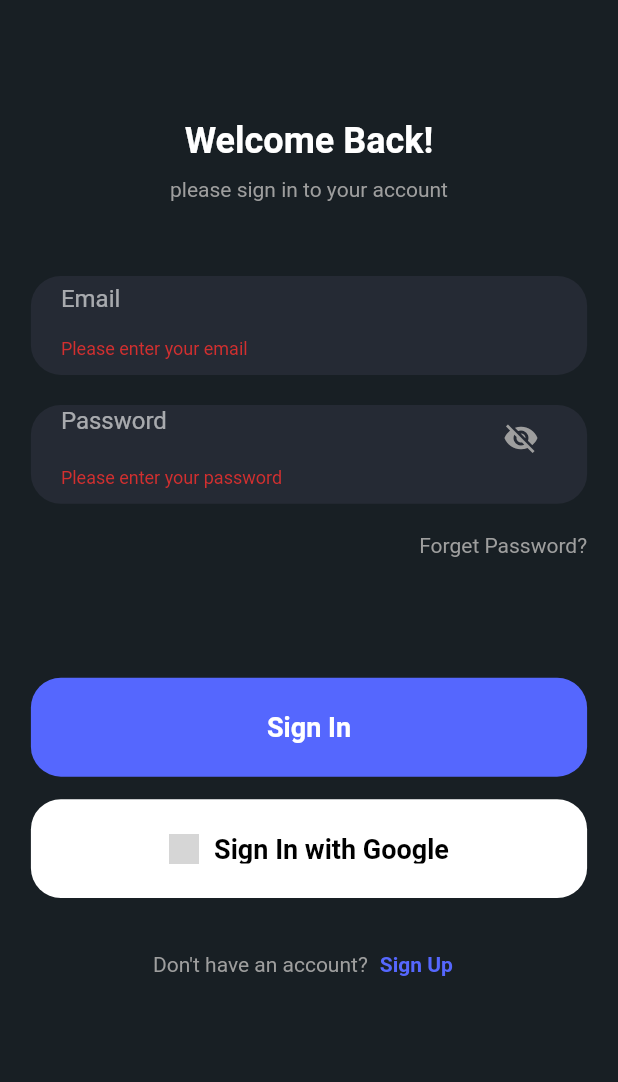
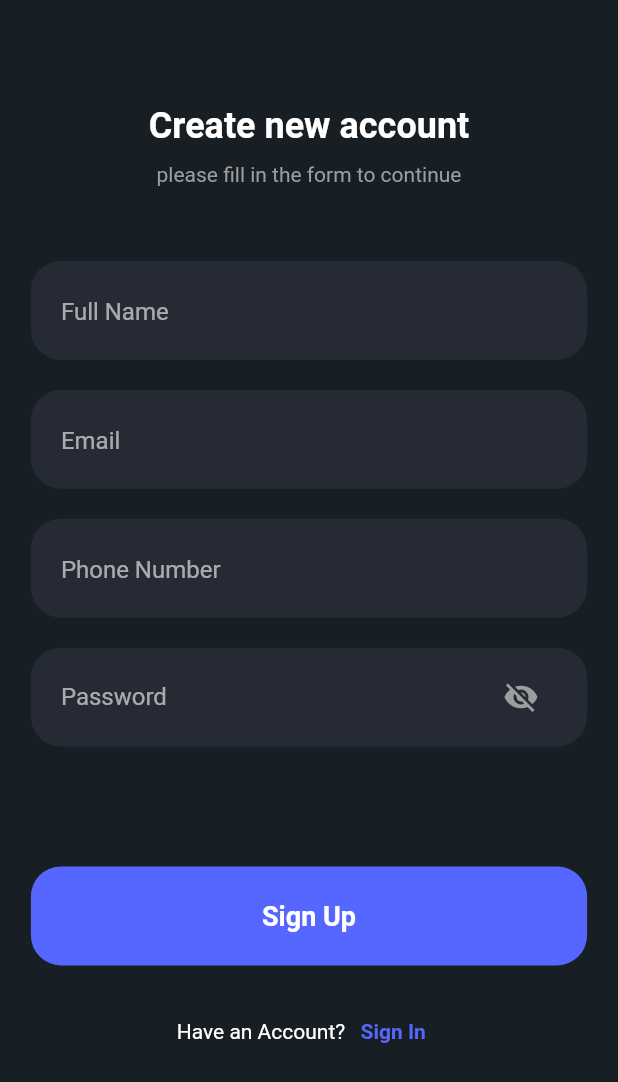
Before and after one commit to Ali-AlDhamen/taqyeemi, a Flutter app: the screen it shows after launch, after a tap on "Sign In", after a tap on "Sign Up", on a phone screen of 412 x 824 dp. Shown: the top 1082 px of the screen. Run offline on Flutter 3.47's test engine with Material 2 defaults, Android fonts, the phone set to English and light mode, and no system bars; network calls fail; grey boxes are pictures that could not be loaded.

Commit message:
sign up page

```diff
--- a/lib/main.dart
+++ b/lib/main.dart
@@ -1,5 +1,7 @@
 import 'package:flutter/material.dart';
+import 'package:taqyeemi/screens/sign_in_screen.dart';
 import 'package:taqyeemi/screens/sign_up_screen.dart';
+
 import 'package:taqyeemi/theme/pallete.dart';
 
 void main() {
@@ -15,7 +17,11 @@ class MyApp extends StatelessWidget {
       debugShowCheckedModeBanner: false,
       theme: Pallete.darkModeAppTheme,
       title: 'Taqyeemi',
-      home: const SignUpScreen(),
+      home: const SignInScreen(),
+      routes: {
+        SignUpScreen.routeName: (context) => const SignUpScreen(),
+        SignInScreen.routeName: (context) => const SignInScreen(),
+      },
     );
   }
 }
--- /dev/null
+++ b/lib/screens/sign_in_screen.dart
@@ -0,0 +1,239 @@
+import 'package:flutter/material.dart';
+import 'package:taqyeemi/screens/sign_up_screen.dart';
+
+import '../theme/pallete.dart';
+
+class SignInScreen extends StatefulWidget {
+  static const String routeName = "/sign_in_screen";
+  const SignInScreen({super.key});
+
+  @override
+  State<SignInScreen> createState() => _SignInScreenState();
+}
+
+class _SignInScreenState extends State<SignInScreen> {
+  final TextEditingController _emailController = TextEditingController();
+  final TextEditingController _passwordController = TextEditingController();
+
+  final formKey = GlobalKey<FormState>();
+
+  bool _passwordVisible = false;
+
+  @override
+  Widget build(BuildContext context) {
+    return Scaffold(
+        body: SafeArea(
+      child: SizedBox(
+        width: double.infinity,
+        child: Column(crossAxisAlignment: CrossAxisAlignment.center, children: [
+          const SizedBox(
+            height: 80,
+          ),
+          const Text(
+            "Welcome Back!",
+            style: TextStyle(
+              fontSize: 24,
+              fontWeight: FontWeight.bold,
+              color: Pallete.whiteColor,
+            ),
+          ),
+          const SizedBox(
+            height: 10,
+          ),
+          const Text(
+            "please sign in to your account",
+            style: TextStyle(
+              fontSize: 14,
+              color: Pallete.greyColor,
+            ),
+          ),
+          const SizedBox(
+            height: 50,
+          ),
+          Form(
+              key: formKey,
+              child: Column(
+                children: [
+                  Container(
+                    width: MediaQuery.of(context).size.width * 0.90,
+                    padding: const EdgeInsets.symmetric(
+                        horizontal: 20, vertical: 10),
+                    height: MediaQuery.of(context).size.height * 0.08,
+                    decoration: BoxDecoration(
+                      color: Pallete.grayColor,
+                      borderRadius: BorderRadius.circular(20),
+                    ),
+                    child: TextFormField(
+                      controller: _emailController,
+                      decoration: const InputDecoration(
+                        hintText: "Email",
+                        border: InputBorder.none,
+                      ),
+                      validator: (value) {
+                        if (value == null || value.isEmpty) {
+                          return "Please enter your email";
+                        }
+                        final RegExp emailRegExp =
+                            RegExp(r"^[a-zA-Z0-9.]+@[a-zA-Z0-9]+\.[a-zA-Z]+");
+                        if (!emailRegExp.hasMatch(value)) {
+                          return "Please enter a valid email";
+                        }
+                        return null;
+                      },
+                    ),
+                  ),
+                  const SizedBox(
+                    height: 20,
+                  ),
+                  Container(
+                    width: MediaQuery.of(context).size.width * 0.90,
+                    padding: const EdgeInsets.symmetric(
+                        horizontal: 20, vertical: 10),
+                    height: MediaQuery.of(context).size.height * 0.08,
+                    decoration: BoxDecoration(
+                      color: Pallete.grayColor,
+                      borderRadius: BorderRadius.circular(20),
+                    ),
+                    child: TextFormField(
+                      obscureText: !_passwordVisible,
+                      controller: _passwordController,
+                      decoration: InputDecoration(
+                        suffixIcon: IconButton(
+                          icon: Icon(
+                            // Based on passwordVisible state choose the icon
+                            _passwordVisible
+                                ? Icons.visibility
+                                : Icons.visibility_off,
+                            color: Pallete.greyColor,
+                          ),
+                          onPressed: () {
+                            // Update the state i.e. toogle the state of passwordVisible variable
+                            setState(() {
+                              _passwordVisible = !_passwordVisible;
+                            });
+                          },
+                        ),
+                        hintText: "Password",
+                        border: InputBorder.none,
+                      ),
+                      validator: ((value) {
+                        if (value == null || value.isEmpty) {
+                          return "Please enter your password";
+                        }
+                        return null;
+                      }),
+                    ),
+                  ),
+                  const SizedBox(
+                    height: 20,
+                  ),
+                  Container(
+                    width: MediaQuery.of(context).size.width * 0.90,
+                    alignment: Alignment.topRight,
+                    child: const Text("Forget Password?",
+                        style: TextStyle(
+                          color: Pallete.greyColor,
+                          fontSize: 14,
+                        )),
+                  ),
+                  const SizedBox(
+                    height: 80,
+                  ),
+                  Container(
+                    width: MediaQuery.of(context).size.width * 0.90,
+                    height: MediaQuery.of(context).size.height * 0.08,
+                    decoration: BoxDecoration(
+                      color: Pallete.purpleColor,
+                      borderRadius: BorderRadius.circular(20),
+                    ),
+                    child: TextButton(
+                      onPressed: () {
+                        if (formKey.currentState!.validate()) {
+                        }
+                      },
+                      child: const Text(
+                        "Sign In",
+                        style: TextStyle(
+                          color: Pallete.whiteColor,
+                          fontSize: 18,
+                          fontWeight: FontWeight.bold,
+                        ),
+                      ),
+                    ),
+                  ),
+                  const SizedBox(
+                    height: 15,
+                  ),
+                  Container(
+                    width: MediaQuery.of(context).size.width * 0.90,
+                    height: MediaQuery.of(context).size.height * 0.08,
+                    decoration: BoxDecoration(
+                      color: Pallete.whiteColor,
+                      borderRadius: BorderRadius.circular(20),
+                    ),
+                    child: TextButton(
+                      onPressed: () {},
+                      child: SizedBox(
+                        height: 20,
+                        width: 600,
+                        child: Row(
+                          mainAxisAlignment: MainAxisAlignment.center,
+                          children: [
+
+                            Image.network(
+                              "https://companieslogo.com/img/orig/GOOG-0ed88f7c.png?t=1633218227",
+                              height: 20,
+                              width: 20,
+                            ),
+                            const SizedBox(
+                              width: 10,
+                            ),
+
+                            const Text(
+                              "Sign In with Google",
+                              style: TextStyle(
+                                color: Colors.black,
+                                fontSize: 18,
+                                fontWeight: FontWeight.bold,
+                              ),
+                            ),
+                          ],
+                        ),
+                      ),
+                    ),
+                  ),
+                  const SizedBox(
+                    height: 20,
+                  ),
+                  Row(
+                    mainAxisAlignment: MainAxisAlignment.center,
+                    children: [
+                      const Text(
+                        "Don't have an account?",
+                        style: TextStyle(
+                          color: Pallete.whiteColor,
+                          fontSize: 14,
+                        ),
+                      ),
+                      TextButton(
+                        onPressed: () {
+                          Navigator.pushReplacementNamed(context, SignUpScreen.routeName);
+                        },
+                        child: const Text(
+                          "Sign Up",
+                          style: TextStyle(
+                            color: Pallete.purpleColor,
+                            fontSize: 14,
+                            fontWeight: FontWeight.bold,
+                          ),
+                        ),
+                      ),
+                    ],
+                  ),
+                ],
+              ))
+        ]),
+      ),
+    ));
+  }
+}
--- a/lib/screens/sign_up_screen.dart
+++ b/lib/screens/sign_up_screen.dart
@@ -1,4 +1,5 @@
 import 'package:flutter/material.dart';
+import 'package:taqyeemi/screens/sign_in_screen.dart';
 
 import '../theme/pallete.dart';
 
@@ -13,23 +14,26 @@ class SignUpScreen extends StatefulWidget {
 class _SignUpScreenState extends State<SignUpScreen> {
   final TextEditingController _emailController = TextEditingController();
   final TextEditingController _passwordController = TextEditingController();
+  final TextEditingController _mobileNumberController = TextEditingController();
+  final TextEditingController _fullNameController = TextEditingController();
 
   final formKey = GlobalKey<FormState>();
 
   bool _passwordVisible = false;
-
   @override
   Widget build(BuildContext context) {
     return Scaffold(
       body: SafeArea(
           child: SizedBox(
         width: double.infinity,
-        child: Column(crossAxisAlignment: CrossAxisAlignment.center, children: [
+        child: Column(
+          crossAxisAlignment: CrossAxisAlignment.center,
+          children: [
             const SizedBox(
-            height: 80,
+              height: 70,
             ),
             const Text(
-            "Welcome Back!",
+              "Create new account",
               style: TextStyle(
                 fontSize: 24,
                 fontWeight: FontWeight.bold,
@@ -40,7 +44,7 @@ class _SignUpScreenState extends State<SignUpScreen> {
               height: 10,
             ),
             const Text(
-            "please sign in to your account",
+              "please fill in the form to continue",
               style: TextStyle(
                 fontSize: 14,
                 color: Pallete.greyColor,
@@ -53,6 +57,31 @@ class _SignUpScreenState extends State<SignUpScreen> {
                 key: formKey,
                 child: Column(
                   children: [
+                    Container(
+                      width: MediaQuery.of(context).size.width * 0.90,
+                      padding: const EdgeInsets.symmetric(
+                          horizontal: 20, vertical: 10),
+                      height: MediaQuery.of(context).size.height * 0.08,
+                      decoration: BoxDecoration(
+                        color: Pallete.grayColor,
+                        borderRadius: BorderRadius.circular(20),
+                      ),
+                      child: TextFormField(
+                          controller: _fullNameController,
+                          decoration: const InputDecoration(
+                            hintText: "Full Name",
+                            border: InputBorder.none,
+                          ),
+                          validator: ((value) {
+                            if (value == null || value.isEmpty) {
+                              return "Please enter your full name";
+                            }
+                            return null;
+                          })),
+                    ),
+                    const SizedBox(
+                      height: 20,
+                    ),
                     Container(
                       width: MediaQuery.of(context).size.width * 0.90,
                       padding: const EdgeInsets.symmetric(
@@ -80,6 +109,31 @@ class _SignUpScreenState extends State<SignUpScreen> {
                           return null;
                         },
                       ),
+                    ),
+                    const SizedBox(
+                      height: 20,
+                    ),
+                    Container(
+                      width: MediaQuery.of(context).size.width * 0.90,
+                      padding: const EdgeInsets.symmetric(
+                          horizontal: 20, vertical: 10),
+                      height: MediaQuery.of(context).size.height * 0.08,
+                      decoration: BoxDecoration(
+                        color: Pallete.grayColor,
+                        borderRadius: BorderRadius.circular(20),
+                      ),
+                      child: TextFormField(
+                          controller: _mobileNumberController,
+                          decoration: const InputDecoration(
+                            hintText: "Phone Number",
+                            border: InputBorder.none,
+                          ),
+                          validator: ((value) {
+                            if (value == null || value.isEmpty) {
+                              return "Please enter your phone number";
+                            }
+                            return null;
+                          })),
                     ),
                     const SizedBox(
                       height: 20,
@@ -124,18 +178,6 @@ class _SignUpScreenState extends State<SignUpScreen> {
                       ),
                     ),
                     const SizedBox(
-                    height: 20,
-                  ),
-                  Container(
-                    width: MediaQuery.of(context).size.width * 0.90,
-                    alignment: Alignment.topRight,
-                    child: const Text("Forget Password?",
-                        style: TextStyle(
-                          color: Pallete.greyColor,
-                          fontSize: 14,
-                        )),
-                  ),
-                  const SizedBox(
                       height: 80,
                     ),
                     Container(
@@ -148,57 +190,14 @@ class _SignUpScreenState extends State<SignUpScreen> {
                       child: TextButton(
                         onPressed: () {
                           if (formKey.currentState!.validate()) {
-                          print("Email: ${_emailController.text}");
-                          print("Password: ${_passwordController.text}");
                           }
                         },
                         child: const Text(
-                        "Sign In",
+                          "Sign Up",
                           style: TextStyle(
                             color: Pallete.whiteColor,
                             fontSize: 18,
                             fontWeight: FontWeight.bold,
-                        ),
-                      ),
-                    ),
-                  ),
-                  const SizedBox(
-                    height: 15,
-                  ),
-                  Container(
-                    width: MediaQuery.of(context).size.width * 0.90,
-                    height: MediaQuery.of(context).size.height * 0.08,
-                    decoration: BoxDecoration(
-                      color: Pallete.whiteColor,
-                      borderRadius: BorderRadius.circular(20),
-                    ),
-                    child: TextButton(
-                      onPressed: () {},
-                      child: SizedBox(
-                        height: 20,
-                        width: 600,
-                        child: Row(
-                          mainAxisAlignment: MainAxisAlignment.center,
-                          children: [
-                            // image netowrk w address
-                            Image.network(
-                              "https://companieslogo.com/img/orig/GOOG-0ed88f7c.png?t=1633218227",
-                              height: 20,
-                              width: 20,
-                            ),
-                            const SizedBox(
-                              width: 10,
-                            ),
-
-                            const Text(
-                              "Sign In with Google",
-                              style: TextStyle(
-                                color: Colors.black,
-                                fontSize: 18,
-                                fontWeight: FontWeight.bold,
-                              ),
-                            ),
-                          ],
                           ),
                         ),
                       ),
@@ -210,16 +209,18 @@ class _SignUpScreenState extends State<SignUpScreen> {
                       mainAxisAlignment: MainAxisAlignment.center,
                       children: [
                         const Text(
-                        "Don't have an account?",
+                          "Have an Account?",
                           style: TextStyle(
-                          color: Pallete.greyColor,
+                            color: Pallete.whiteColor,
                             fontSize: 14,
                           ),
                         ),
                         TextButton(
-                        onPressed: () {},
+                          onPressed: () {
+                            Navigator.pushReplacementNamed(context, SignInScreen.routeName);
+                          },
                           child: const Text(
-                          "Sign Up",
+                            "Sign In",
                             style: TextStyle(
                               color: Pallete.purpleColor,
                               fontSize: 14,
@@ -231,8 +232,9 @@ class _SignUpScreenState extends State<SignUpScreen> {
                     ),
                   ],
                 ))
-        ]),
+          ],
         ),
-    ));
+      )),
+    );
   }
 }
```
Lines whose indentation alone changed are shown as unchanged.
